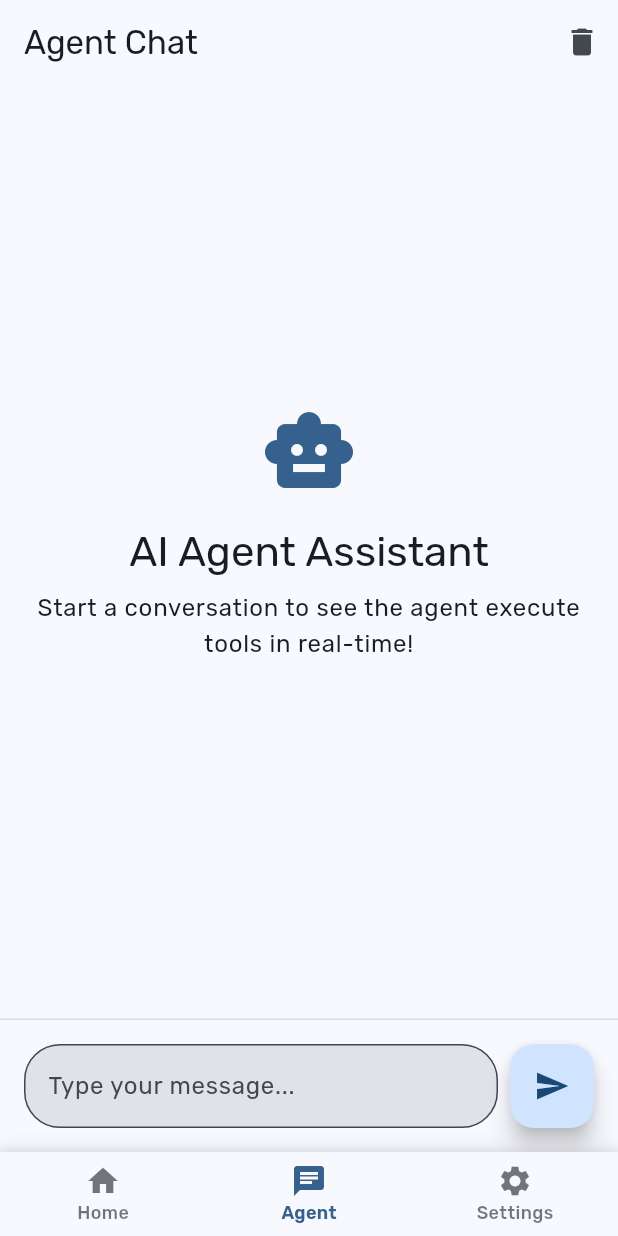
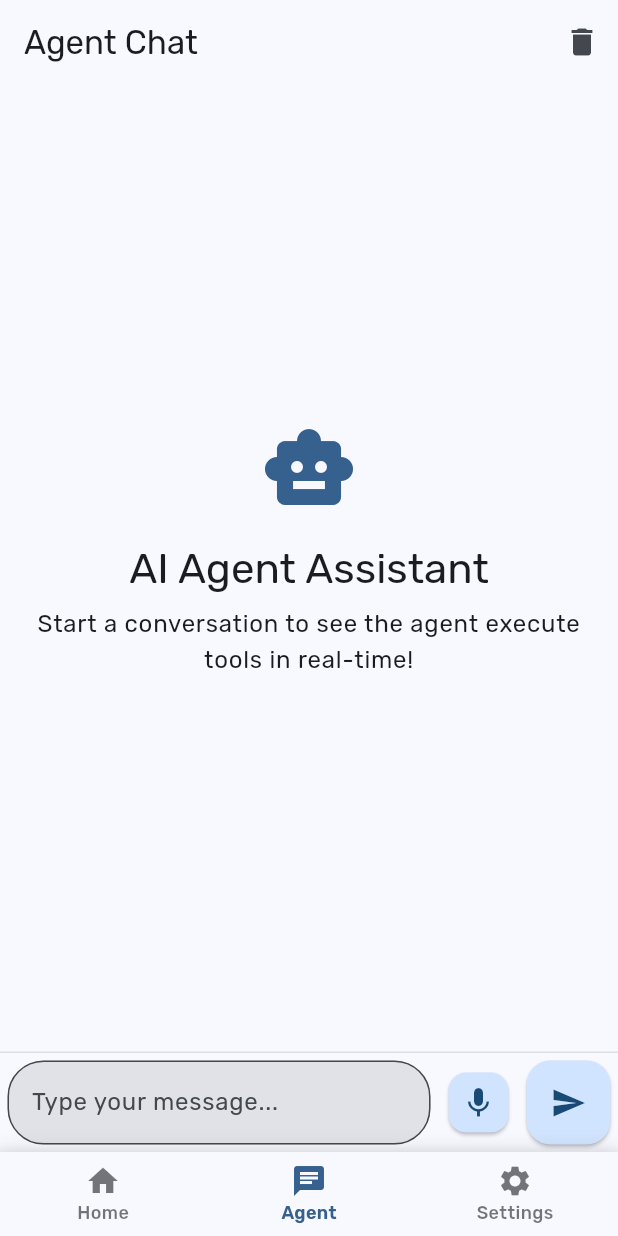
Before and after one commit to HaseebKahn365/haseeb, a Flutter app: the screen it shows after launch, item 2 of the bottom bar chosen, on a phone screen of 412 x 824 dp. Run offline on Flutter 3.47's test engine with Material 3 defaults, Android fonts, the phone set to English and light mode, and no system bars; our stand-ins replace firebase_ai, firebase_core, flutter_markdown, flutter_riverpod, google_fonts, hive and 2 more; missing offline and left inert: record; accounts and stored records are empty.

Commit message:
audio service added

```diff
--- a/lib/screens/agent_chat_screen.dart
+++ b/lib/screens/agent_chat_screen.dart
@@ -1,10 +1,12 @@
 import 'dart:developer' as dev;
 
+import 'package:firebase_ai/firebase_ai.dart';
 import 'package:flutter/material.dart';
 import 'package:flutter_markdown/flutter_markdown.dart';
 import 'package:flutter_riverpod/flutter_riverpod.dart';
 import 'package:haseeb/models/activity.dart';
 import 'package:haseeb/providers/chat_provider.dart';
+import 'package:haseeb/services/audio_transcription_service.dart';
 
 import '../widgets/activity_card_widget.dart';
 import '../widgets/export_data_widget.dart';
@@ -19,6 +21,8 @@ class AgentChatScreen extends ConsumerStatefulWidget {
 
 double _scrollPosition = 0;
 
+enum AudioUiState { idle, recording, transcribing }
+
 class _AgentChatScreenState extends ConsumerState<AgentChatScreen> {
   final TextEditingController _controller = TextEditingController();
   final ScrollController _scrollController = ScrollController(
@@ -31,8 +35,23 @@ class _AgentChatScreenState extends ConsumerState<AgentChatScreen> {
   @override
   void initState() {
     super.initState();
-    // The provider will initialize automatically
+    // Initialize a lightweight generative model for audio transcription
+    try {
+      final firebaseAI = FirebaseAI.googleAI();
+      final model = firebaseAI.generativeModel(
+        systemInstruction: Content.system(''),
+        model: 'gemini-2.5-flash',
+      );
+      _audioService = AudioTranscriptionService(model);
+    } catch (e) {
+      dev.log(
+        'initState: failed to initialize audio transcription model -> $e',
+      );
+    }
   }
+
+  late AudioTranscriptionService _audioService;
+  AudioUiState _audioUiState = AudioUiState.idle;
 
   @override
   void dispose() {
@@ -61,6 +80,67 @@ class _AgentChatScreenState extends ConsumerState<AgentChatScreen> {
     await chatNotifier.sendMessage(text);
     _controller.clear();
     _scrollToBottom();
+  }
+
+  Future<void> _startAudioRecording() async {
+    // removed: replaced by _toggleRecording
+  }
+
+  Future<void> _toggleRecording() async {
+    dev.log('_toggleRecording: current UI state=$_audioUiState');
+
+    if (_audioUiState == AudioUiState.transcribing) {
+      // don't allow toggles while transcribing
+      dev.log('_toggleRecording: ignored, transcribing in progress');
+      return;
+    }
+
+    if (_audioUiState == AudioUiState.recording) {
+      // stop recording and immediately show transcribing state
+      setState(() {
+        _audioUiState = AudioUiState.transcribing;
+      });
+
+      try {
+        final text = await _audioService.stopAndTranscribe();
+        if (!mounted) return;
+
+        _controller.text = text;
+        _controller.selection = TextSelection.fromPosition(
+          TextPosition(offset: text.length),
+        );
+
+        dev.log(
+          '_toggleRecording: transcription inserted, length=${text.length}',
+        );
+      } catch (e) {
+        dev.log('_toggleRecording: stop/transcribe error -> $e');
+        if (mounted) {
+          ScaffoldMessenger.of(
+            context,
+          ).showSnackBar(SnackBar(content: Text('Transcription failed: $e')));
+        }
+      } finally {
+        if (mounted) {
+          setState(() => _audioUiState = AudioUiState.idle);
+        }
+      }
+    } else {
+      // idle -> start recording
+      try {
+        await _audioService.startRecording();
+        if (!mounted) return;
+        setState(() => _audioUiState = AudioUiState.recording);
+        dev.log('_toggleRecording: recording started');
+      } catch (e) {
+        dev.log('_toggleRecording: startRecording error -> $e');
+        if (mounted) {
+          ScaffoldMessenger.of(context).showSnackBar(
+            SnackBar(content: Text('Could not start recording: $e')),
+          );
+        }
+      }
+    }
   }
 
   @override
@@ -255,7 +335,9 @@ class _AgentChatScreenState extends ConsumerState<AgentChatScreen> {
 
   Widget _buildInputArea(bool isStreaming) {
     return Container(
-      padding: const EdgeInsets.all(16),
+      padding: const EdgeInsets.all(
+        5,
+      ), // Reduced padding for a slightly smaller/shrunk appearance
       decoration: BoxDecoration(
         color: Theme.of(context).colorScheme.surface,
         border: Border(
@@ -269,6 +351,13 @@ class _AgentChatScreenState extends ConsumerState<AgentChatScreen> {
           Expanded(
             child: TextField(
               controller: _controller,
+              maxLines:
+                  null, // Allows automatic expansion for multi-line input like WhatsApp
+              minLines: 1, // Ensures it starts as a single line
+              keyboardType: TextInputType
+                  .multiline, // Enables multi-line keyboard behavior
+              textInputAction: TextInputAction
+                  .newline, // Allows new lines on enter; send via button
               decoration: InputDecoration(
                 hintText: 'Type your message...',
                 border: OutlineInputBorder(
@@ -279,14 +368,57 @@ class _AgentChatScreenState extends ConsumerState<AgentChatScreen> {
                   context,
                 ).colorScheme.surfaceContainerHighest,
               ),
-              onSubmitted: (_) => _sendMessage(),
+              // Removed onSubmitted to prevent accidental sends on enter; rely on button
             ),
           ),
           const SizedBox(width: 8),
+
+          // Microphone button for recording
           FloatingActionButton(
-            onPressed: isStreaming ? null : _sendMessage,
-            child: const Icon(Icons.send),
+            mini: true,
+            elevation: 1,
+            onPressed:
+                (isStreaming || _audioUiState == AudioUiState.transcribing)
+                ? null
+                : _toggleRecording,
+            tooltip: _audioUiState == AudioUiState.recording
+                ? 'Stop recording'
+                : _audioUiState == AudioUiState.transcribing
+                ? 'Transcribing...'
+                : 'Record audio message',
+            backgroundColor: _audioUiState == AudioUiState.recording
+                ? Colors.redAccent
+                : _audioUiState == AudioUiState.transcribing
+                ? Colors.orangeAccent
+                : null,
+            child: Icon(
+              _audioUiState == AudioUiState.recording
+                  ? Icons.stop
+                  : _audioUiState == AudioUiState.transcribing
+                  ? Icons.hourglass_top
+                  : Icons.mic,
+            ),
           ),
+          const SizedBox(width: 8),
+          (isStreaming)
+              ? Padding(
+                  padding: const EdgeInsets.only(right: 8.0),
+                  child: SizedBox(
+                    width: 36,
+                    height: 36,
+                    child: CircularProgressIndicator(
+                      strokeWidth: 2.5,
+                      valueColor: AlwaysStoppedAnimation<Color>(
+                        Theme.of(context).colorScheme.primary,
+                      ),
+                    ),
+                  ),
+                )
+              : FloatingActionButton(
+                  elevation: 1,
+                  onPressed: isStreaming ? null : _sendMessage,
+                  child: const Icon(Icons.send),
+                ),
         ],
       ),
     );
```
Also changed, not shown: lib/repository/activity_manager.dart (+248 -6 lines), lib/services/audio_transcription_service.dart (added, +113 -0 lines).
